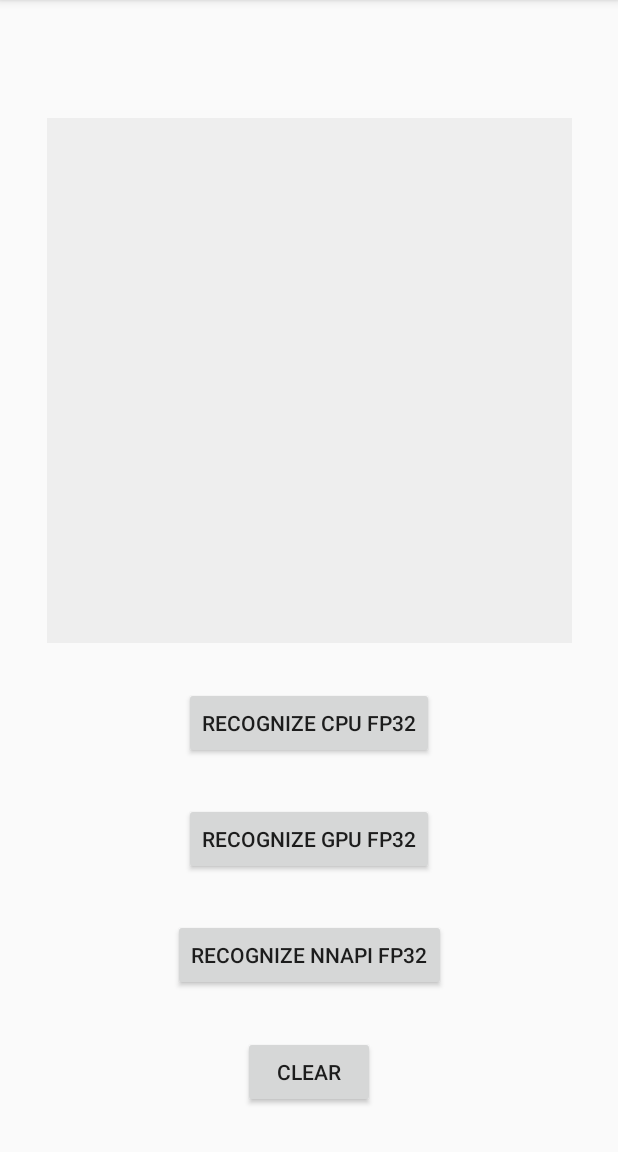
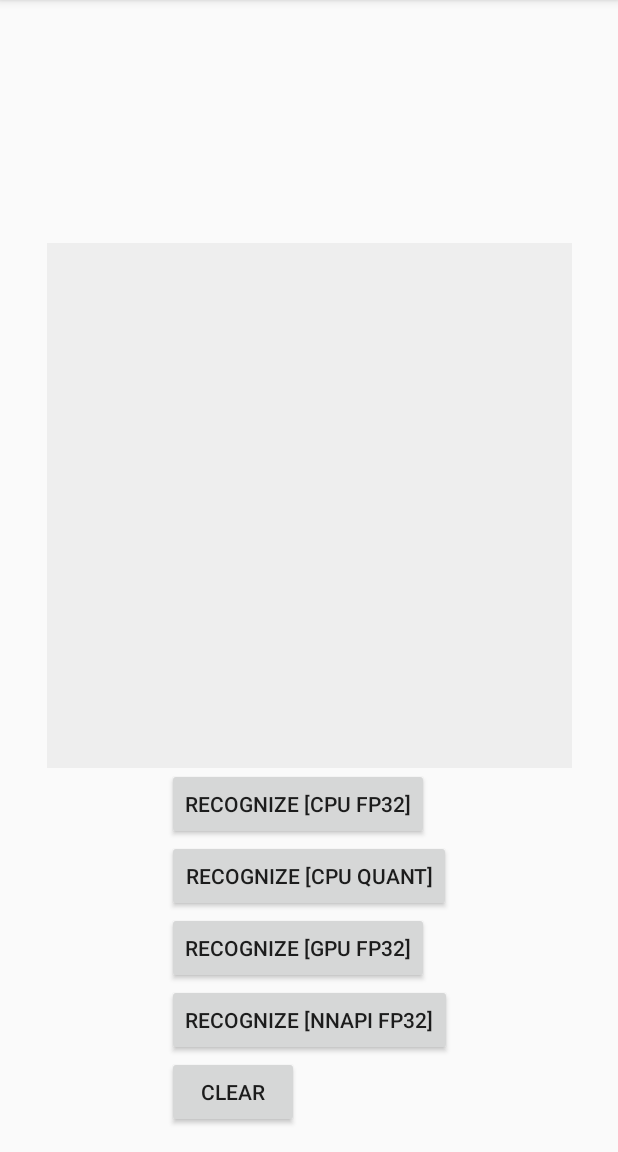
Before and after one commit to IvanKobzarev/pytorch_android_example, an Android app: the screen it shows after launch (MainActivity), on a phone screen of 412 x 824 dp, the part 84-1236 px from its top. Run offline under Robolectric (Android 15) with nearby library versions, the phone set to English and light mode, and no system bars; 8 statements that could not run were skipped.

Commit message:
[kotlin][app] format kotlin code, change view layout

```diff
--- a/android/application/app/src/main/java/org/pytorch/demo/mnist/HandWrittenDigitView.kt
+++ b/android/application/app/src/main/java/org/pytorch/demo/mnist/HandWrittenDigitView.kt
@@ -10,12 +10,11 @@ package org.pytorch.demo.mnist;
 import android.content.Context
 import android.graphics.Bitmap
 import android.graphics.Canvas
+import android.graphics.Color
 import android.graphics.Paint
 import android.graphics.Path
-import android.graphics.Color
 import android.graphics.PorterDuff
 import android.util.AttributeSet
-import android.util.Pair
 import android.view.MotionEvent
 import android.view.View
 
@@ -99,5 +98,4 @@ class HandWrittenDigitView : View {
 
     invalidate()
   }
-
 }
--- a/android/application/app/src/main/res/layout/activity_main.xml
+++ b/android/application/app/src/main/res/layout/activity_main.xml
@@ -4,20 +4,21 @@
     xmlns:tools="http://schemas.android.com/tools"
     android:layout_width="match_parent"
     android:layout_height="match_parent"
+    android:padding="16dp"
     tools:context=".MainActivity">
 
     <TextView
         android:id="@+id/text"
         android:layout_width="match_parent"
-        android:layout_height="wrap_content"
+        android:layout_height="0dp"
+        android:gravity="left"
         android:scrollbars="vertical"
         android:text=""
-        android:gravity="left"
         android:textColor="@color/colorPrimary"
         android:textSize="14sp"
+        app:layout_constraintBottom_toTopOf="@id/draw"
         app:layout_constraintLeft_toLeftOf="parent"
         app:layout_constraintRight_toRightOf="parent"
-        app:layout_constraintBottom_toTopOf="@id/draw"
         app:layout_constraintTop_toTopOf="parent" />
 
     <org.pytorch.demo.mnist.HandWrittenDigitView
@@ -25,50 +26,50 @@
         android:layout_width="350dp"
         android:layout_height="350dp"
         android:background="#eeeeee"
+        app:layout_constraintBottom_toTopOf="@id/buttons"
         app:layout_constraintLeft_toLeftOf="parent"
         app:layout_constraintRight_toRightOf="parent"
-        app:layout_constraintTop_toBottomOf="@id/text"
-        app:layout_constraintBottom_toTopOf="@id/recognize_cpu"/>
+        app:layout_constraintTop_toBottomOf="@id/text" />
+
+    <LinearLayout
+        android:id="@+id/buttons"
+        android:layout_width="wrap_content"
+        android:layout_height="wrap_content"
+        android:orientation="vertical"
+        app:layout_constraintBottom_toBottomOf="parent"
+        app:layout_constraintHorizontal_bias="0.5"
+        app:layout_constraintLeft_toLeftOf="parent"
+        app:layout_constraintRight_toRightOf="parent"
+        app:layout_constraintTop_toBottomOf="@id/draw">
 
         <Button
             android:id="@+id/recognize_cpu"
             android:layout_width="wrap_content"
             android:layout_height="wrap_content"
-        android:text="Recognize CPU fp32"
-        app:layout_constraintLeft_toLeftOf="parent"
-        app:layout_constraintRight_toRightOf="parent"
-        app:layout_constraintTop_toBottomOf="@id/draw"
-        app:layout_constraintBottom_toTopOf="@id/recognize_gpu"/>
+            android:text="Recognize [CPU fp32]" />
+
+        <Button
+            android:id="@+id/recognize_cpu_quant"
+            android:layout_width="wrap_content"
+            android:layout_height="wrap_content"
+            android:text="Recognize [CPU quant]" />
 
         <Button
             android:id="@+id/recognize_gpu"
             android:layout_width="wrap_content"
             android:layout_height="wrap_content"
-        android:text="Recognize GPU fp32"
-        app:layout_constraintLeft_toLeftOf="parent"
-        app:layout_constraintRight_toRightOf="parent"
-        app:layout_constraintTop_toBottomOf="@id/recognize_cpu"
-        app:layout_constraintBottom_toTopOf="@id/recognize_nnapi"/>
+            android:text="Recognize [GPU fp32]" />
 
         <Button
             android:id="@+id/recognize_nnapi"
             android:layout_width="wrap_content"
             android:layout_height="wrap_content"
-        android:text="Recognize NNAPI fp32"
-        app:layout_constraintLeft_toLeftOf="parent"
-        app:layout_constraintRight_toRightOf="parent"
-        app:layout_constraintTop_toBottomOf="@id/recognize_gpu"
-        app:layout_constraintBottom_toTopOf="@id/clear"/>
+            android:text="Recognize [NNAPI fp32]" />
 
         <Button
             android:id="@+id/clear"
             android:layout_width="wrap_content"
             android:layout_height="wrap_content"
-        android:text="Clear"
-        app:layout_constraintBottom_toBottomOf="parent"
-        app:layout_constraintLeft_toLeftOf="parent"
-        app:layout_constraintRight_toRightOf="parent"
-        app:layout_constraintTop_toBottomOf="@id/recognize_nnapi" />
-
-
+            android:text="Clear" />
+    </LinearLayout>
 </androidx.constraintlayout.widget.ConstraintLayout>
```
Also changed, not shown: android/application/app/src/main/java/org/pytorch/demo/mnist/MainActivity.kt (+35 -47 lines). Lines whose indentation alone changed are shown as unchanged.
